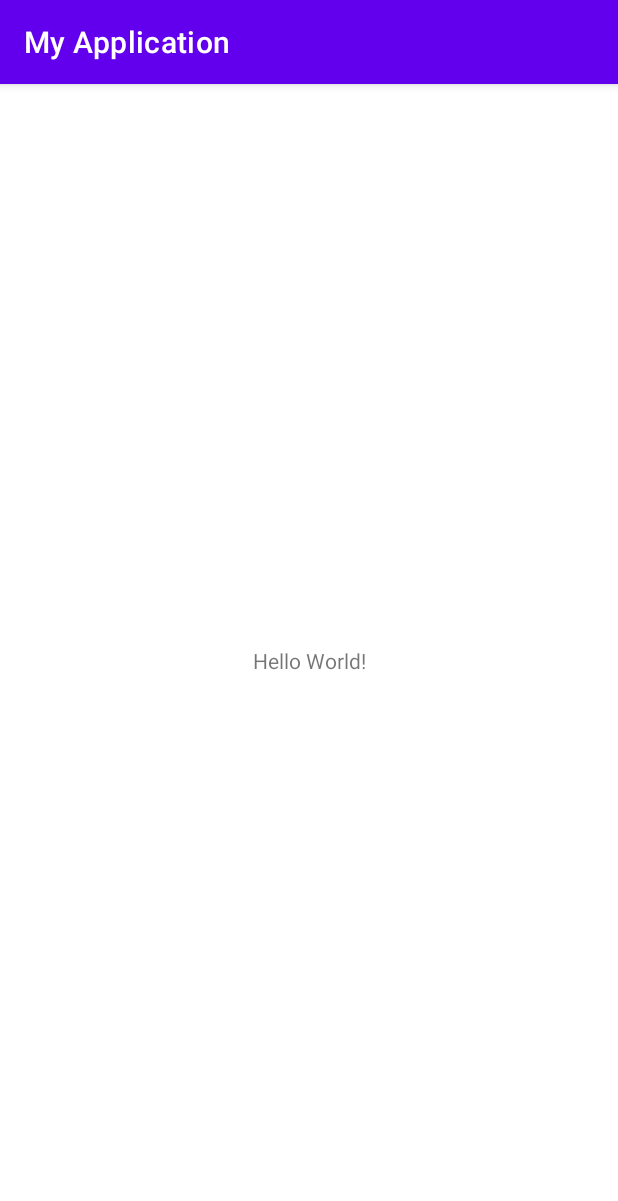
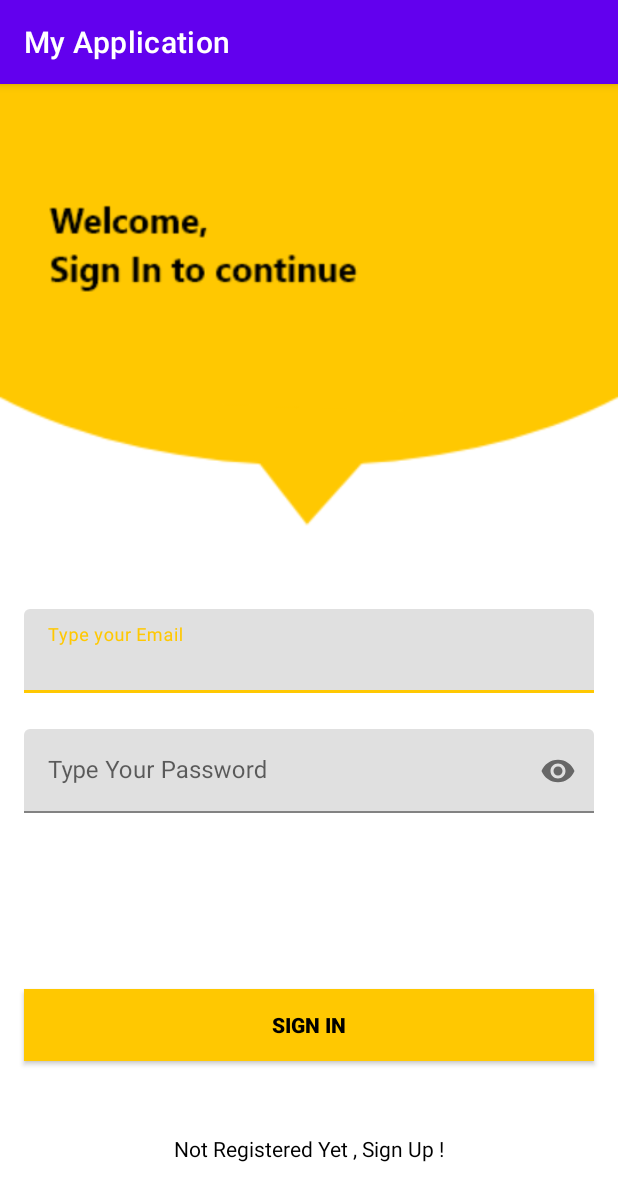
Before and after one commit to yolokbrother/MobileARApplication, an Android app: the screen it shows after launch (MainActivity before the commit, SignInActivity after it), on a phone screen of 412 x 824 dp. Shown: the top 1201 px of the screen. Run offline under Robolectric (Android 15) with nearby library versions, the phone set to English and light mode, and no system bars; our stand-ins replace Firebase (no records; nobody signed in at launch, a user with empty details on screens opened directly).

```diff
--- a/app/src/main/java/com/example/myapplication/MainActivity.kt
+++ b/app/src/main/java/com/example/myapplication/MainActivity.kt
@@ -2,10 +2,12 @@ package com.example.myapplication
 
 import androidx.appcompat.app.AppCompatActivity
 import android.os.Bundle
+import android.util.Log
 
 class MainActivity : AppCompatActivity() {
     override fun onCreate(savedInstanceState: Bundle?) {
         super.onCreate(savedInstanceState)
         setContentView(R.layout.activity_main)
+
     }
 }
--- /dev/null
+++ b/app/src/main/java/com/example/myapplication/SignInActivity.kt
@@ -0,0 +1,52 @@
+package com.example.myapplication
+
+import android.content.Intent
+import android.os.Bundle
+import android.util.Log
+import android.widget.Toast
+import androidx.appcompat.app.AppCompatActivity
+import com.example.myapplication.databinding.ActivitySignInBinding
+import com.google.firebase.auth.FirebaseAuth
+
+class SignInActivity : AppCompatActivity() {
+
+    private lateinit var binding: ActivitySignInBinding
+    private lateinit var firebaseAuth: FirebaseAuth
+
+    override fun onCreate(savedInstanceState: Bundle?) {
+        super.onCreate(savedInstanceState)
+        binding = ActivitySignInBinding.inflate(layoutInflater)
+        setContentView(binding.root)
+
+
+        firebaseAuth = FirebaseAuth.getInstance()
+        binding.textView.setOnClickListener {
+            val intent = Intent(this, SignUpActivity::class.java)
+            startActivity(intent)
+        }
+
+        binding.button.setOnClickListener {
+            val email = binding.emailEt.text.toString()
+            val pass = binding.passET.text.toString()
+
+            if (email.isNotEmpty() && pass.isNotEmpty()) {
+
+                firebaseAuth.signInWithEmailAndPassword(email, pass).addOnCompleteListener {
+                    if (it.isSuccessful) {
+                        val intent = Intent(this, MainActivity::class.java)
+                        startActivity(intent)
+                        Log.i("MYTAG","$firebaseAuth")
+                    } else {
+                        Toast.makeText(this, it.exception.toString(), Toast.LENGTH_SHORT).show()
+
+                    }
+                }
+            } else {
+                Toast.makeText(this, "Empty Fields Are not Allowed !!", Toast.LENGTH_SHORT).show()
+
+            }
+        }
+    }
+
+
+}
--- /dev/null
+++ b/app/src/main/res/layout/activity_sign_in.xml
@@ -0,0 +1,81 @@
+<?xml version="1.0" encoding="utf-8"?>
+<androidx.constraintlayout.widget.ConstraintLayout xmlns:android="http://schemas.android.com/apk/res/android"
+    xmlns:app="http://schemas.android.com/apk/res-auto"
+    xmlns:tools="http://schemas.android.com/tools"
+    android:layout_width="match_parent"
+    android:layout_height="match_parent"
+    android:background="@drawable/signin_screen"
+    tools:context=".SignInActivity">
+
+
+    <com.google.android.material.textfield.TextInputLayout
+        android:id="@+id/emailLayout"
+        android:layout_width="match_parent"
+        android:layout_height="wrap_content"
+        android:layout_marginHorizontal="16dp"
+        android:layout_marginTop="350dp"
+        app:boxStrokeColor="@color/yellow"
+        app:hintTextColor="@color/yellow"
+        app:layout_constraintEnd_toEndOf="parent"
+        app:layout_constraintHorizontal_bias="0.5"
+        app:layout_constraintStart_toStartOf="parent"
+        app:layout_constraintTop_toTopOf="parent">
+
+        <com.google.android.material.textfield.TextInputEditText
+            android:id="@+id/emailEt"
+            android:layout_width="match_parent"
+            android:layout_height="wrap_content"
+            android:hint="Type your Email"
+            android:inputType="textEmailAddress" />
+    </com.google.android.material.textfield.TextInputLayout>
+
+    <com.google.android.material.textfield.TextInputLayout
+        android:id="@+id/passwordLayout"
+        android:layout_width="match_parent"
+        android:layout_height="wrap_content"
+        android:layout_marginHorizontal="16dp"
+        android:layout_marginTop="24dp"
+        app:boxStrokeColor="@color/yellow"
+        app:hintTextColor="@color/yellow"
+        app:layout_constraintEnd_toEndOf="parent"
+        app:layout_constraintHorizontal_bias="0.5"
+        app:layout_constraintStart_toStartOf="parent"
+        app:layout_constraintTop_toBottomOf="@id/emailLayout"
+        app:passwordToggleEnabled="true">
+
+        <com.google.android.material.textfield.TextInputEditText
+            android:id="@+id/passET"
+            android:layout_width="match_parent"
+            android:layout_height="wrap_content"
+            android:hint="Type Your Password"
+            android:inputType="textPassword" />
+    </com.google.android.material.textfield.TextInputLayout>
+
+    <androidx.appcompat.widget.AppCompatButton
+        android:id="@+id/button"
+        android:layout_width="0dp"
+        android:layout_height="wrap_content"
+        android:layout_marginHorizontal="16dp"
+        android:background="@color/yellow"
+        android:text="Sign In"
+        android:textColor="@color/black"
+        android:textStyle="bold"
+        app:layout_constraintBottom_toBottomOf="parent"
+        app:layout_constraintEnd_toEndOf="parent"
+        app:layout_constraintHorizontal_bias="0.5"
+        app:layout_constraintStart_toStartOf="parent"
+        app:layout_constraintTop_toBottomOf="@+id/passwordLayout" />
+
+    <TextView
+        android:id="@+id/textView"
+        android:layout_width="wrap_content"
+        android:layout_height="wrap_content"
+        android:textColor="@color/black"
+        android:text="Not Registered Yet , Sign Up !"
+        app:layout_constraintBottom_toBottomOf="parent"
+        app:layout_constraintEnd_toEndOf="parent"
+        app:layout_constraintHorizontal_bias="0.5"
+        app:layout_constraintStart_toStartOf="parent"
+        app:layout_constraintTop_toBottomOf="@+id/button" />
+
+</androidx.constraintlayout.widget.ConstraintLayout>
--- a/app/src/main/res/values/colors.xml
+++ b/app/src/main/res/values/colors.xml
@@ -7,4 +7,10 @@
     <color name="teal_700">#FF018786</color>
     <color name="black">#FF000000</color>
     <color name="white">#FFFFFFFF</color>
+
+
+    <color name="yellow">#FFC801</color>
+    <color name="purple">#8F1AA3</color>
+
+
 </resources>
--- a/build.gradle
+++ b/build.gradle
@@ -1,4 +1,8 @@
-// Top-level build file where you can add configuration options common to all sub-projects/modules.
+buildscript {
+    dependencies {
+        classpath 'com.google.gms:google-services:4.3.10'
+    }
+}// Top-level build file where you can add configuration options common to all sub-projects/modules.
 plugins {
     id 'com.android.application' version '7.3.1' apply false
     id 'com.android.library' version '7.3.1' apply false
```
Also changed, not shown: app/build.gradle (+8 -3 lines), app/src/main/AndroidManifest.xml (+9 -7 lines), app/src/main/java/com/example/myapplication/SignUpActivity.kt (added, +56 -0 lines), app/src/main/res/layout/activity_sign_up.xml (added, +101 -0 lines), app/src/main/res/drawable-v24/signin_screen.png (added), app/src/main/res/drawable-v24/signup_screen.png (added), 1 other file.
